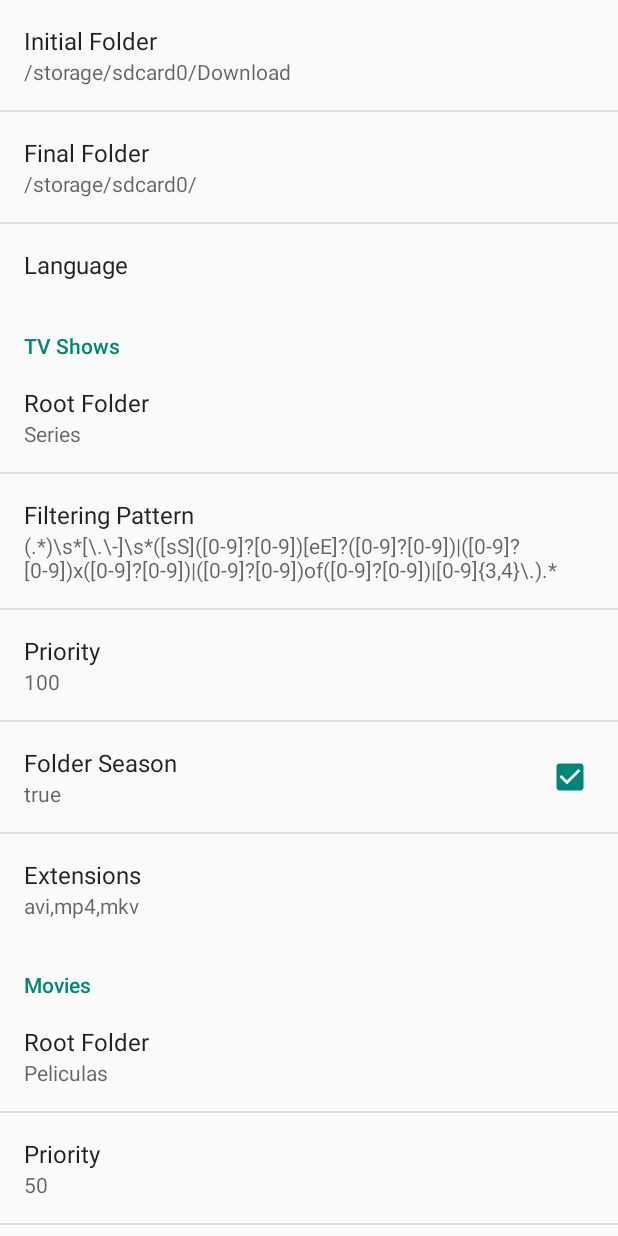
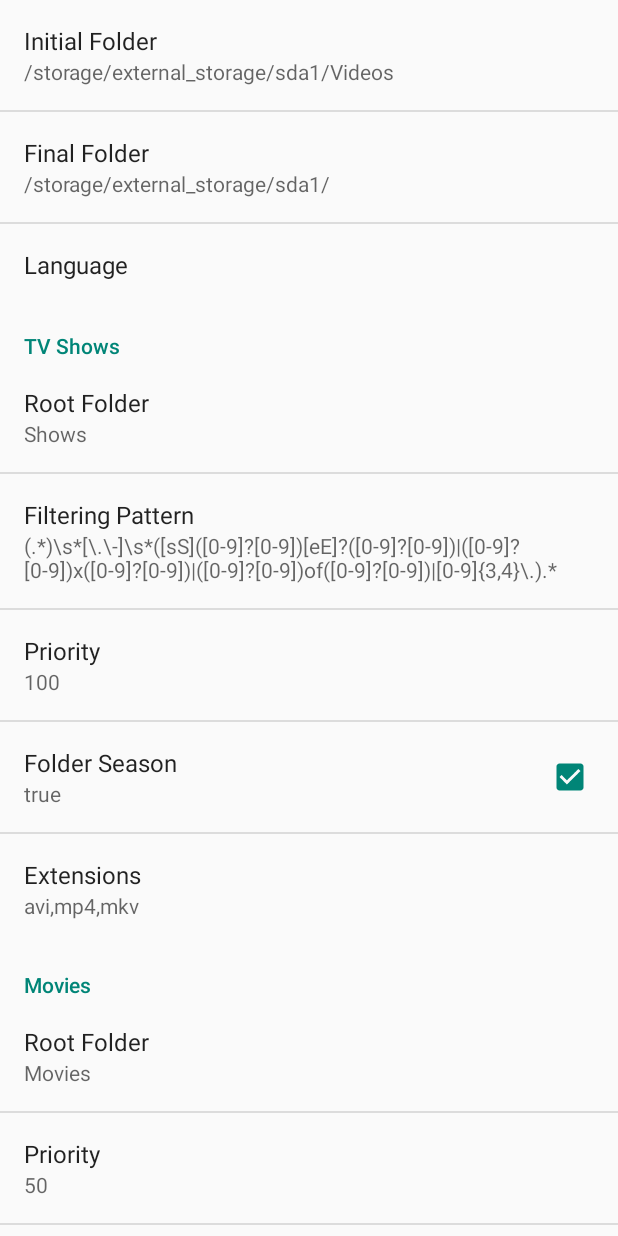
Before and after one commit to alexandrev/dofm-android, an Android app: the screen it shows after launch (SettingsActivity), on a phone screen of 412 x 824 dp. Run offline under Robolectric (Android 15) with nearby library versions, the phone set to English and light mode, and no system bars.

Commit message:
Changes  default values of configuration keys

```diff
--- a/app/src/main/res/xml/pref_files.xml
+++ b/app/src/main/res/xml/pref_files.xml
@@ -4,7 +4,7 @@
         android:title="Root Folder"
         android:key="files.root_folder"
         android:summary="Category folder name which will contain all the items grouped by this category"
-        android:defaultValue="Otros"
+        android:defaultValue="Others"
         />
     <EditTextPreference
         android:title="Priority"
@@ -17,6 +17,7 @@
         android:title="Extensions"
         android:key="files.extensions"
         android:summary="File extensions allowed to run inside the organizer"
+        android:defaultValue="Books=epub,pdf;Documents=doc,docx,xls,xlsx,ppt,pptx,txt;Software=exe,msi;Archives=zip,rar,7z,gz"
         />
 
 
--- a/app/src/main/res/xml/pref_general.xml
+++ b/app/src/main/res/xml/pref_general.xml
@@ -4,14 +4,14 @@
         android:title="Initial Folder"
         android:key="general.initial_folder"
         android:summary="Initial folder which will be watched by the application"
-        android:defaultValue="/storage/sdcard0/Download"
+        android:defaultValue="/storage/external_storage/sda1/Videos"
         />
     <!-- android:defaultValue="/storage/sdcard0/Download" -->
     <EditTextPreference
         android:title="Final Folder"
         android:key="general.final_folder"
         android:summary="Root folder under we get all our categorized items"
-        android:defaultValue="/storage/sdcard0/"
+        android:defaultValue="/storage/external_storage/sda1/"
         />
         <!-- android:defaultValue="/storage/sdcard0/" -->
 
--- a/app/src/main/res/xml/pref_movies.xml
+++ b/app/src/main/res/xml/pref_movies.xml
@@ -3,7 +3,7 @@
         android:title="Root Folder"
         android:key="movies.root_folder"
         android:summary="Category folder name which will contain all the items grouped by this category"
-        android:defaultValue="Peliculas"
+        android:defaultValue="Movies"
         />
     <EditTextPreference
         android:title="Priority"
--- a/app/src/main/res/xml/pref_tvshows.xml
+++ b/app/src/main/res/xml/pref_tvshows.xml
@@ -3,7 +3,7 @@
         android:title="Root Folder"
         android:key="tvshows.root_folder"
         android:summary="Category folder name which will contain all the items grouped by this category"
-        android:defaultValue="Series"
+        android:defaultValue="Shows"
         />
     <EditTextPreference
         android:title="Filtering Pattern"
```
Also changed, not shown: 2 other files.
